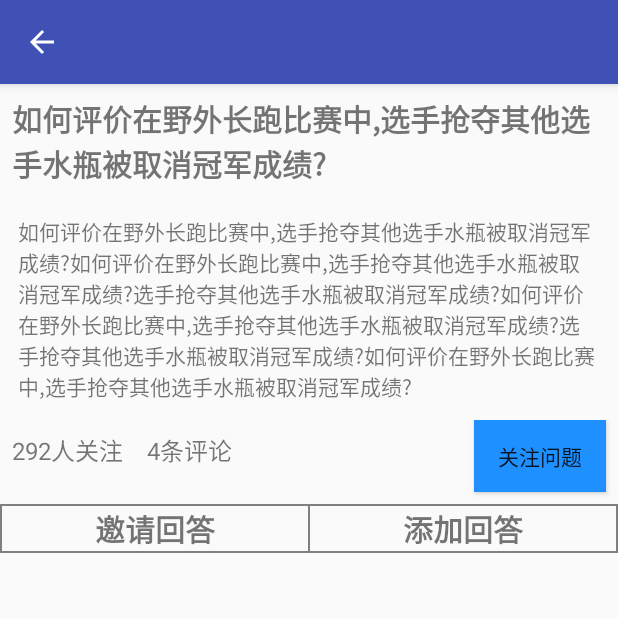
After one commit to que123567/FinalPractices, an Android app: the AnswerActivity screen opened directly, with no data from a screen before it, on a phone screen of 412 x 824 dp, the top half of it. The commit adds this screen. Run offline under Robolectric (Android 15) with nearby library versions, the phone set to English and light mode, and no system bars; our stand-ins replace ButterKnife; libraries missing offline, so code that uses them is left out: com.zhy.adapter; 2 statements that could not run were skipped.

Commit message:
1.主页toolbar,滑动隐藏 2.新增:问题详情页

```diff
--- a/app/src/main/AndroidManifest.xml
+++ b/app/src/main/AndroidManifest.xml
@@ -24,6 +24,10 @@
         </activity>
         <activity android:name=".ui.activity.FullImageActivity">
         </activity>
+        <activity android:name=".ui.activity.AnswerActivity">
+        </activity>
+        <activity android:name=".ui.activity.AnswerDetailActivity">
+        </activity>
     </application>
 
 </manifest>
--- /dev/null
+++ b/app/src/main/java/com/qiuzhonghao/finalpractices/ui/activity/AnswerActivity.java
@@ -0,0 +1,113 @@
+package com.qiuzhonghao.finalpractices.ui.activity;
+
+import android.os.Bundle;
+import android.support.v7.app.ActionBar;
+import android.support.v7.widget.DividerItemDecoration;
+import android.support.v7.widget.LinearLayoutManager;
+import android.support.v7.widget.RecyclerView;
+import android.support.v7.widget.Toolbar;
+import android.view.View;
+import android.widget.Button;
+import android.widget.TextView;
+
+import com.qiuzhonghao.finalpractices.R;
+import com.qiuzhonghao.finalpractices.base.BaseActivity;
+import com.qiuzhonghao.finalpractices.bean.MainHomeBean;
+import com.zhy.adapter.recyclerview.CommonAdapter;
+import com.zhy.adapter.recyclerview.base.ViewHolder;
+
+import java.util.ArrayList;
+import java.util.List;
+
+import butterknife.BindView;
+import butterknife.OnClick;
+
+public class AnswerActivity extends BaseActivity {
+
+    CommonAdapter<MainHomeBean> mMainHomeAdapter;
+    List<MainHomeBean> mBeanList;
+
+    @BindView(R.id.answer_toolbar)
+    Toolbar mToolbar;
+    @BindView(R.id.tv_answer_follow_num)
+    TextView mTvFollowNum;
+    @BindView(R.id.tv_answer_comment_num)
+    TextView mTvCommentNum;
+    @BindView(R.id.btn_answer_follow)
+    Button mBtnFollow;
+    @BindView(R.id.rv_answer)
+    RecyclerView mRecyclerView;
+
+    @Override
+    public int getLayout() {
+        return R.layout.activity_answer;
+    }
+
+    @Override
+    protected void getIntentParams(Bundle bundle) {
+
+    }
+
+    @Override
+    protected void onCreate(Bundle savedInstanceState) {
+        super.onCreate(savedInstanceState);
+        mToolbar.setTitle("如何评价在野外长跑比赛中??");
+        setSupportActionBar(mToolbar);
+        ActionBar actionbar = getSupportActionBar();
+        if (actionbar != null) {
+            actionbar.setDisplayHomeAsUpEnabled(true);
+            actionbar.setTitle("如何评价在野外长跑比赛中?");
+
+        }
+        initData();
+        initAdapter();
+    }
+
+    @OnClick({R.id.tv_answer_follow_num, R.id.tv_answer_comment_num, R.id.btn_answer_follow})
+    public void onViewClicked(View view) {
+        switch (view.getId()) {
+            case R.id.tv_answer_follow_num:
+                break;
+            case R.id.tv_answer_comment_num:
+                break;
+            case R.id.btn_answer_follow:
+                break;
+        }
+    }
+
+    /**
+     * 初始化首页数据
+     */
+    private void initData() {
+        mBeanList = new ArrayList<>();
+        MainHomeBean mainHomeBean = new MainHomeBean();
+        mainHomeBean.setTitleTime("15分钟");
+        mainHomeBean.setAuthor("肥肥鱼");
+        mBeanList.add(mainHomeBean);
+        mBeanList.add(mainHomeBean);
+        mBeanList.add(mainHomeBean);
+        mBeanList.add(mainHomeBean);
+        mBeanList.add(mainHomeBean);
+        mBeanList.add(mainHomeBean);
+        mBeanList.add(mainHomeBean);
+        mBeanList.add(mainHomeBean);
+        mBeanList.add(mainHomeBean);
+    }
+
+
+    /**
+     * 初始化首页适配器
+     */
+    private void initAdapter() {
+        mMainHomeAdapter = new CommonAdapter<MainHomeBean>(this, R.layout.item_main_home, mBeanList) {
+            @Override
+            protected void convert(ViewHolder holder, MainHomeBean mainHomeBean, int position) {
+                holder.setText(R.id.tv_main_home_time, "12分钟");
+            }
+        };
+        mRecyclerView.setLayoutManager(new LinearLayoutManager(this));
+        mRecyclerView.addItemDecoration(new DividerItemDecoration(this, DividerItemDecoration.VERTICAL));
+        mRecyclerView.setNestedScrollingEnabled(false);
+        mRecyclerView.setAdapter(mMainHomeAdapter);
+    }
+}
--- a/app/src/main/java/com/qiuzhonghao/finalpractices/ui/custom/ClearWriteEditText.java
+++ b/app/src/main/java/com/qiuzhonghao/finalpractices/ui/custom/ClearWriteEditText.java
@@ -31,7 +31,7 @@ public class ClearWriteEditText extends android.support.v7.widget.AppCompatEditT
     }
 
     public ClearWriteEditText(Context context, AttributeSet attrs) {
-        //这里构造方法也很重要，不加这个很多属性不能再XML里面定义
+        //获得XML里面自定义的属性
         this(context, attrs, android.R.attr.editTextStyle);
     }
 
@@ -43,7 +43,7 @@ public class ClearWriteEditText extends android.support.v7.widget.AppCompatEditT
 
     private void init() {
         mClearDrawable = getResources().getDrawable(R.drawable.search_clear_pressed_write);
-        mClearDrawable.setBounds(0, 0, mClearDrawable.getIntrinsicWidth(), mClearDrawable.getIntrinsicHeight());
+        mClearDrawable.setBounds(0, 0, mClearDrawable.getIntrinsicWidth() / 2, mClearDrawable.getIntrinsicHeight() / 2);
         setClearIconVisible(false);
         this.setOnFocusChangeListener(this);
         this.addTextChangedListener(this);
--- /dev/null
+++ b/app/src/main/res/layout/activity_answer.xml
@@ -0,0 +1,160 @@
+<?xml version="1.0" encoding="utf-8"?>
+<android.support.design.widget.CoordinatorLayout
+    xmlns:android="http://schemas.android.com/apk/res/android"
+    xmlns:app="http://schemas.android.com/apk/res-auto"
+    xmlns:tools="http://schemas.android.com/tools"
+    android:layout_width="match_parent"
+    android:layout_height="match_parent"
+    tools:context="com.qiuzhonghao.finalpractices.ui.activity.AuthorDetailActivity">
+
+    <android.support.design.widget.AppBarLayout
+        android:layout_width="match_parent"
+        android:layout_height="wrap_content"
+        android:fitsSystemWindows="true">
+
+
+        <android.support.design.widget.CollapsingToolbarLayout
+            android:layout_width="match_parent"
+            android:layout_height="match_parent"
+            android:theme="@style/ThemeOverlay.AppCompat.Dark.ActionBar"
+            app:contentScrim="?attr/colorPrimary"
+            app:layout_scrollFlags="scroll|exitUntilCollapsed"
+            app:statusBarScrim="@android:color/transparent">
+
+
+            <android.support.v7.widget.Toolbar
+                android:id="@+id/answer_toolbar"
+                android:layout_width="match_parent"
+                android:layout_height="?attr/actionBarSize"
+                app:layout_collapseMode="pin"/>
+
+
+        </android.support.design.widget.CollapsingToolbarLayout>
+
+
+    </android.support.design.widget.AppBarLayout>
+
+
+    <android.support.v4.widget.NestedScrollView
+        android:layout_width="match_parent"
+        android:layout_height="match_parent"
+        app:layout_behavior="@string/appbar_scrolling_view_behavior">
+
+        <LinearLayout
+            android:layout_width="match_parent"
+            android:layout_height="match_parent"
+            android:orientation="vertical">
+
+            <LinearLayout
+                android:layout_width="match_parent"
+                android:layout_height="wrap_content"
+                android:orientation="vertical">
+
+                <TextView
+                    android:layout_width="wrap_content"
+                    android:layout_height="wrap_content"
+                    android:layout_margin="@dimen/margin_8_dp"
+                    android:text="如何评价在野外长跑比赛中,选手抢夺其他选手水瓶被取消冠军成绩?"
+                    android:textSize="@dimen/textsize_20_sp"
+                    android:textStyle="bold"/>
+
+                <TextView
+                    android:layout_width="wrap_content"
+                    android:layout_height="wrap_content"
+                    android:layout_margin="@dimen/margin_12_dp"
+                    android:text="如何评价在野外长跑比赛中,选手抢夺其他选手水瓶被取消冠军成绩?如何评价在野外长跑比赛中,选手抢夺其他选手水瓶被取消冠军成绩?选手抢夺其他选手水瓶被取消冠军成绩?如何评价在野外长跑比赛中,选手抢夺其他选手水瓶被取消冠军成绩?选手抢夺其他选手水瓶被取消冠军成绩?如何评价在野外长跑比赛中,选手抢夺其他选手水瓶被取消冠军成绩?"
+                    android:textSize="@dimen/textsize_14_sp"/>
+
+                <RelativeLayout
+                    android:layout_width="match_parent"
+                    android:layout_height="wrap_content">
+
+                    <TextView
+                        android:id="@+id/tv_answer_follow_num"
+                        android:layout_width="wrap_content"
+                        android:layout_height="wrap_content"
+                        android:layout_margin="@dimen/margin_8_dp"
+                        android:text="292人关注"
+                        android:textSize="@dimen/margin_16_dp"/>
+
+                    <TextView
+                        android:id="@+id/tv_answer_comment_num"
+                        android:layout_width="wrap_content"
+                        android:layout_height="wrap_content"
+                        android:layout_margin="@dimen/margin_8_dp"
+                        android:layout_toRightOf="@id/tv_answer_follow_num"
+                        android:text="4条评论"
+                        android:textSize="@dimen/margin_16_dp"/>
+
+                    <Button
+                        android:id="@+id/btn_answer_follow"
+                        android:layout_width="wrap_content"
+                        android:layout_height="wrap_content"
+                        android:layout_alignParentRight="true"
+                        android:layout_marginBottom="@dimen/margin_8_dp"
+                        android:layout_marginRight="@dimen/margin_8_dp"
+                        android:background="@color/dodgerblue"
+                        android:text="关注问题"/>
+                </RelativeLayout>
+
+            </LinearLayout>
+
+            <include layout="@layout/base_horizental_line_gray"></include>
+
+            <LinearLayout
+                android:layout_width="match_parent"
+                android:layout_height="wrap_content"
+                android:layout_gravity="center_horizontal"
+                android:orientation="horizontal"
+                android:weightSum="2">
+
+                <include layout="@layout/base_vertical_line_gray"/>
+
+                <TextView
+                    android:layout_width="wrap_content"
+                    android:layout_height="wrap_content"
+                    android:layout_weight="1"
+                    android:gravity="center"
+                    android:text="邀请回答"
+                    android:textSize="@dimen/textsize_20_sp"
+                    android:textStyle="bold"/>
+
+                <include layout="@layout/base_vertical_line_gray"/>
+
+
+                <TextView
+                    android:layout_width="wrap_content"
+                    android:layout_height="wrap_content"
+                    android:layout_weight="1"
+                    android:gravity="center"
+                    android:text="添加回答"
+                    android:textSize="@dimen/textsize_20_sp"
+                    android:textStyle="bold"/>
+
+                <include layout="@layout/base_vertical_line_gray"/>
+
+
+            </LinearLayout>
+
+            <include layout="@layout/base_horizental_line_gray"></include>
+
+            <LinearLayout
+                android:layout_width="match_parent"
+                android:layout_height="match_parent"
+                android:orientation="vertical">
+
+                <android.support.v7.widget.RecyclerView
+                    android:id="@+id/rv_answer"
+                    android:layout_width="match_parent"
+                    android:layout_height="wrap_content">
+
+                </android.support.v7.widget.RecyclerView>
+
+
+            </LinearLayout>
+        </LinearLayout>
+
+
+    </android.support.v4.widget.NestedScrollView>
+
+</android.support.design.widget.CoordinatorLayout>
--- a/app/src/main/res/layout/activity_author_detail.xml
+++ b/app/src/main/res/layout/activity_author_detail.xml
@@ -88,7 +88,7 @@
                         android:alpha="0.7"
                         android:gravity="center"
                         android:text="关注"
-                        android:textSize="@dimen/textsize_14_dp"
+                        android:textSize="@dimen/textsize_14_sp"
                         app:layout_collapseMode="parallax"/>
 
                     <Button
@@ -99,7 +99,7 @@
                         android:alpha="0.7"
                         android:gravity="center"
                         android:text="私信"
-                        android:textSize="@dimen/textsize_14_dp"
+                        android:textSize="@dimen/textsize_14_sp"
                         app:layout_collapseMode="parallax"/>
                 </RelativeLayout>
             </LinearLayout>
--- a/app/src/main/res/layout/activity_register.xml
+++ b/app/src/main/res/layout/activity_register.xml
@@ -41,7 +41,6 @@
             android:layout_gravity="center_horizontal"
             android:layout_marginLeft="20dp"
             android:layout_marginRight="20dp"
-
             android:layout_marginTop="20dp"
             android:background="@drawable/rs_login_edittext_style"
             android:drawablePadding="5dip"
--- /dev/null
+++ b/app/src/main/res/layout/base_horizental_line_gray.xml
@@ -0,0 +1,8 @@
+<?xml version="1.0" encoding="utf-8"?>
+<View
+    xmlns:android="http://schemas.android.com/apk/res/android"
+    android:layout_width="match_parent"
+    android:layout_height="@dimen/margin_1_dp"
+    android:background="@color/gray">
+
+</View>
--- /dev/null
+++ b/app/src/main/res/layout/base_vertical_line_gray.xml
@@ -0,0 +1,7 @@
+<?xml version="1.0" encoding="utf-8"?>
+<View xmlns:android="http://schemas.android.com/apk/res/android"
+      android:layout_width="@dimen/margin_1_dp"
+      android:layout_height="match_parent"
+      android:background="@color/gray">
+
+</View>
--- a/app/src/main/res/layout/item_main_home.xml
+++ b/app/src/main/res/layout/item_main_home.xml
@@ -29,7 +29,7 @@
             android:layout_width="wrap_content"
             android:layout_height="wrap_content"
             android:layout_marginLeft="@dimen/margin_8_dp"
-            android:layout_marginTop="@dimen/textsize_10_dp"
+            android:layout_marginTop="@dimen/textsize_10_sp"
             android:text="10分钟前"/>
 
     </LinearLayout>
@@ -46,7 +46,7 @@
             android:layout_height="wrap_content"
             android:layout_marginBottom="@dimen/margin_8_dp"
             android:text="如果埃博拉病毒首先爆发在中国，中国人会被一波带走吗?"
-            android:textSize="@dimen/textsize_14_dp"
+            android:textSize="@dimen/textsize_14_sp"
             android:textStyle="bold"/>
 
         <TextView
```
Also changed, not shown: app/build.gradle (+9 -7 lines), app/src/main/java/com/qiuzhonghao/finalpractices/ui/activity/AnswerDetailActivity.java (added, +25 -0 lines), app/src/main/java/com/qiuzhonghao/finalpractices/ui/fragment/MainHomeFragment.java (+20 -0 lines), app/src/main/res/layout/activity_answer_detail.xml (added, +10 -0 lines), app/src/main/res/layout/activity_main.xml (+32 -19 lines), app/src/main/res/layout/item_answer_detail.xml (added, +76 -0 lines), app/src/main/res/values/dimens.xml (+13 -6 lines), gradle.properties (+5 -5 lines).
